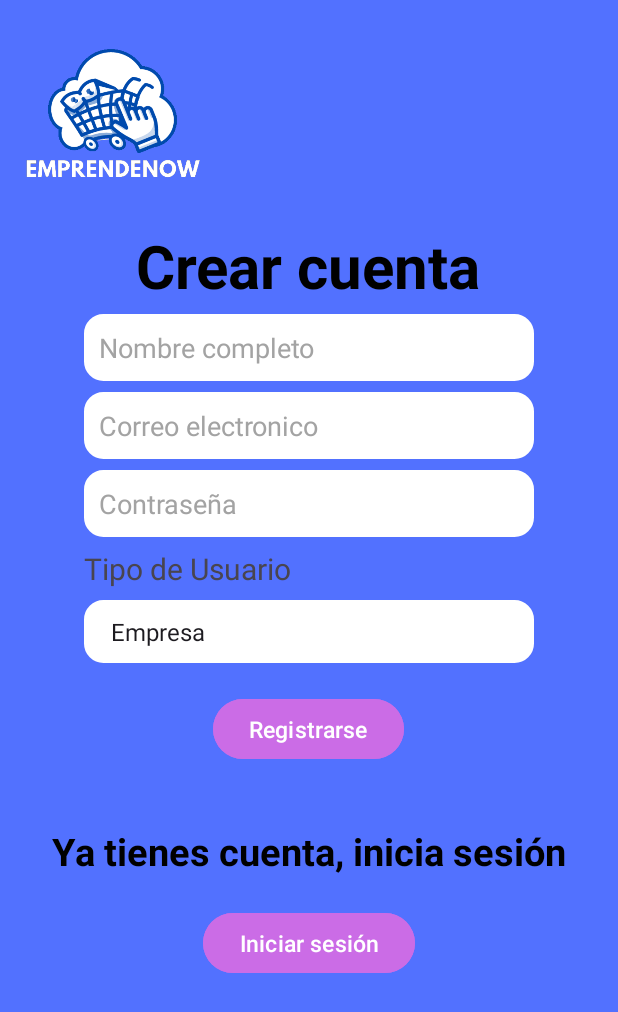
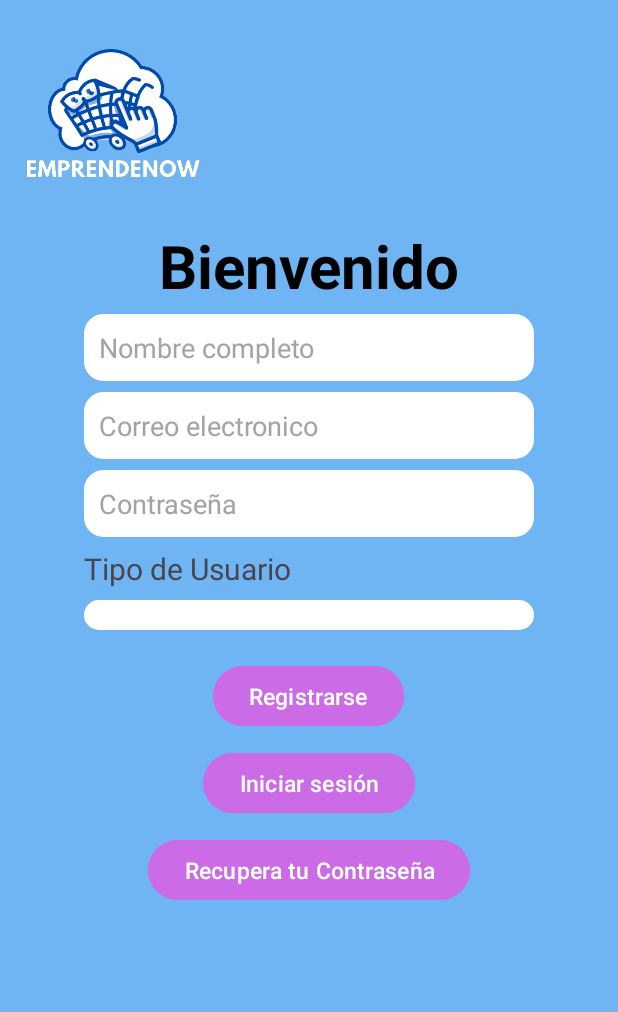
Before and after one commit to PUJ-ICM-13190/Pontidevs, an Android app: the CrearCuentaActivity screen opened directly, with no data from a screen before it, after a tap on "Registrarse", on a phone screen of 412 x 824 dp. Shown: the top 1012 px of the screen. Run offline under Robolectric (Android 15) with nearby library versions, the phone set to English and light mode, and no system bars; our stand-ins replace Firebase (no records; nobody signed in at launch, a user with empty details on screens opened directly).

Commit message:
Autenticacion implementada

```diff
--- a/EmprendeNow/app/build.gradle.kts
+++ b/EmprendeNow/app/build.gradle.kts
@@ -1,6 +1,7 @@
 plugins {
     alias(libs.plugins.android.application)
     alias(libs.plugins.jetbrains.kotlin.android)
+    id("com.google.gms.google-services")
     alias(libs.plugins.google.android.libraries.mapsplatform.secrets.gradle.plugin)
 }
 
@@ -51,4 +52,8 @@ dependencies {
     testImplementation(libs.junit)
     androidTestImplementation(libs.androidx.junit)
     androidTestImplementation(libs.androidx.espresso.core)
+    implementation(platform("com.google.firebase:firebase-bom:33.4.0"))
+    implementation(libs.firebase.auth)
+    implementation("com.google.firebase:firebase-database:21.0.0")
+    implementation("com.google.firebase:firebase-storage:21.0.1")
 }
--- a/EmprendeNow/app/src/main/java/com/example/emprendenow/CrearCuentaActivity.kt
+++ b/EmprendeNow/app/src/main/java/com/example/emprendenow/CrearCuentaActivity.kt
@@ -2,37 +2,171 @@ package com.example.emprendenow
 
 import android.content.Intent
 import android.os.Bundle
-import android.widget.ArrayAdapter
-import androidx.activity.enableEdgeToEdge
+import android.text.TextUtils
+import android.util.Log
+import android.widget.EditText
+import android.widget.Toast
 import androidx.appcompat.app.AppCompatActivity
-import androidx.core.view.ViewCompat
-import androidx.core.view.WindowInsetsCompat
+import com.google.firebase.auth.FirebaseAuth
+import com.google.firebase.auth.FirebaseUser
+import com.google.firebase.auth.ktx.auth
+import com.google.firebase.ktx.Firebase
+import java.util.regex.Matcher
+import java.util.regex.Pattern
 import com.example.emprendenow.databinding.ActivityCrearCuentaBinding
 
 class CrearCuentaActivity : AppCompatActivity() {
-    private lateinit var binding: ActivityCrearCuentaBinding
+
+    private val TAG = CrearCuentaActivity::class.java.name
+    private val VALID_EMAIL_ADDRESS_REGEX =
+        Pattern.compile("[A-Z0-9._%+-]+@[A-Z0-9.-]+\\.[A-Z]{2,6}$", Pattern.CASE_INSENSITIVE)
+
+    lateinit var emailEdit: EditText
+    lateinit var passEdit: EditText
+    private lateinit var mAuth: FirebaseAuth
 
     override fun onCreate(savedInstanceState: Bundle?) {
         super.onCreate(savedInstanceState)
-        binding = ActivityCrearCuentaBinding.inflate(layoutInflater)
+        val binding: ActivityCrearCuentaBinding = ActivityCrearCuentaBinding.inflate(layoutInflater)
         setContentView(binding.root)
 
-        val spinner = binding.userType
-        val btn_register = binding.btnRegister
-        val btn_login = binding.btnLogin
+        emailEdit = binding.mail
+        passEdit = binding.password
 
-        val tipos_usuarios = resources.getStringArray(R.array.tipos_usuarios)
-        val adapter = ArrayAdapter(this, android.R.layout.simple_spinner_item, tipos_usuarios)
-        adapter.setDropDownViewResource(android.R.layout.simple_spinner_dropdown_item)
-        spinner.adapter = adapter
+        // Initialize Firebase Auth
+        mAuth = Firebase.auth
 
-        btn_register.setOnClickListener {
-
+        binding.btnLogin.setOnClickListener {
+            login()
         }
 
-        btn_login.setOnClickListener {
-            intent = Intent(this, LogInActivity2::class.java)
+        binding.btnRegister.setOnClickListener {
+            signUp()
+        }
+
+        binding.btnPass.setOnClickListener {
+            forgotPassword()
+        }
+
+    }
+
+
+    override fun onStart() {
+        super.onStart()
+        val currentUser = mAuth.currentUser
+        updateUI(currentUser)
+    }
+
+
+    private fun updateUI(currentUser: FirebaseUser?) {
+        if (currentUser != null) {
+            val intent = Intent(baseContext, CuentaClienActivity::class.java)
+            intent.putExtra("user", currentUser.email)
             startActivity(intent)
+        } else {
+            emailEdit.setText("")
+            passEdit.setText("")
         }
     }
+
+
+    private fun validateForm(): Boolean {
+        var valid = true
+        val email = emailEdit.text.toString()
+        if (TextUtils.isEmpty(email)) {
+            emailEdit.error = "Required"
+            valid = false
+        } else {
+            emailEdit.error = null
+        }
+        val password = passEdit.text.toString()
+        if (TextUtils.isEmpty(password)) {
+            passEdit.error = "Required"
+            valid = false
+        } else {
+            passEdit.error = null
+        }
+        return valid
+    }
+
+
+
+    private fun signInUser(email: String, password: String) {
+        if (validateForm()) {
+            mAuth.signInWithEmailAndPassword(email, password)
+                .addOnCompleteListener(this) { task ->
+                    if (task.isSuccessful) {
+                        // Sign in success, update UI
+                        Log.d(TAG, "signInWithEmail: Success")
+                        val user = mAuth.currentUser
+                        updateUI(user)
+                    } else {
+                        // If Sign in fails, display a message to the user.
+                        Log.w(TAG, "signInWithEmail: Failure", task.exception)
+                        Toast.makeText(this@CrearCuentaActivity, "Authentication failed.", Toast.LENGTH_SHORT).show()
+                        updateUI(null)
+                    }
+                }
+        }
+    }
+
+
+    private fun isEmailValid(emailStr: String?): Boolean {
+        val matcher: Matcher = VALID_EMAIL_ADDRESS_REGEX.matcher(emailStr)
+        return matcher.find()
+    }
+
+
+    private fun login() {
+        val email = emailEdit.text.toString()
+        val pass = passEdit.text.toString()
+        if (!isEmailValid(email)) {
+            Toast.makeText(this@CrearCuentaActivity, "Email is not a valid format", Toast.LENGTH_SHORT).show()
+            return
+        }
+        signInUser(email, pass)
+    }
+
+
+    private fun signUp() {
+        val email = emailEdit.text.toString()
+        val pass = passEdit.text.toString()
+        if (!isEmailValid(email)) {
+            Toast.makeText(this@CrearCuentaActivity, "Email is not a valid format", Toast.LENGTH_SHORT).show()
+            return
+        }
+        mAuth.createUserWithEmailAndPassword(email, pass).addOnCompleteListener(this) { task ->
+            if (task.isSuccessful) {
+                val user = mAuth.currentUser
+                Toast.makeText(
+                    this@CrearCuentaActivity,
+                    String.format("The user %s is successfully registered", user!!.email),
+                    Toast.LENGTH_LONG
+                ).show()
+            }
+        }.addOnFailureListener(this) { e ->
+            Toast.makeText(this@CrearCuentaActivity, e.message, Toast.LENGTH_LONG).show() }
+    }
+
+
+    private fun forgotPassword() {
+        val email = emailEdit.text.toString()
+        if (isEmailValid(email)) {
+            Toast.makeText(
+                this@CrearCuentaActivity,
+                "Email is not a valid format",
+                Toast.LENGTH_SHORT)
+                .show()
+            return
+        }
+        mAuth.sendPasswordResetEmail(email).addOnCompleteListener(this) {
+            Toast.makeText(
+                this@CrearCuentaActivity,
+                "Email instructions hace been sent, please check your email",
+                Toast.LENGTH_SHORT
+            ).show()
+        }
+    }
+
+
 }
--- a/EmprendeNow/app/src/main/res/layout/activity_crear_cuenta.xml
+++ b/EmprendeNow/app/src/main/res/layout/activity_crear_cuenta.xml
@@ -10,7 +10,7 @@
     <RelativeLayout
         android:layout_width="match_parent"
         android:layout_height="match_parent"
-        android:background="#5271ff">
+        android:background="#6fb5f4">
 
         <ImageView
             android:id="@+id/logo"
@@ -94,27 +94,24 @@
             android:text="Registrarse"
             android:textSize="15sp"
             android:backgroundTint="#cb6ce6"/>
-
-        <TextView
-            android:id="@+id/texto_login"
-            android:layout_width="wrap_content"
-            android:layout_height="wrap_content"
-            android:layout_marginTop="40dp"
-            android:layout_centerHorizontal="true"
-            android:layout_below="@+id/btn_register"
-            android:text="@string/mensaje_iniciar_sesion"
-            android:textSize="25sp"
-            android:textStyle="bold"
-            android:textColor="@color/black"/>
-
         <Button
             android:id="@+id/btn_login"
             android:layout_width="wrap_content"
             android:layout_height="wrap_content"
-            android:layout_below="@+id/texto_login"
-            android:layout_marginTop="20dp"
+            android:layout_below="@+id/btn_register"
+            android:layout_marginTop="10dp"
             android:layout_centerHorizontal="true"
             android:text="Iniciar sesión"
+            android:textSize="15sp"
+            android:backgroundTint="#cb6ce6"/>
+        <Button
+            android:id="@+id/btn_pass"
+            android:layout_width="wrap_content"
+            android:layout_height="wrap_content"
+            android:layout_below="@+id/btn_login"
+            android:layout_marginTop="10dp"
+            android:layout_centerHorizontal="true"
+            android:text="Recupera tu Contraseña"
             android:textSize="15sp"
             android:backgroundTint="#cb6ce6"/>
 
--- a/EmprendeNow/app/src/main/res/values/strings.xml
+++ b/EmprendeNow/app/src/main/res/values/strings.xml
@@ -1,8 +1,8 @@
 <resources>
     <string name="app_name">EmprendeNow</string>
-    <string name="crear_cuenta">Crear cuenta</string>
+    <string name="crear_cuenta">Bienvenido</string>
     <string name="iniciar_sesion">Iniciar Sesión</string>
-    <string name="mensaje_iniciar_sesion">Ya tienes cuenta, inicia sesión</string>
+    <string name="mensaje_iniciar_sesion">Inicia sesión</string>
     <string name="bienvenido_empr">Bienvenido Emprendedor</string>
     <string name="mensaje_no_haz">No haz añadido tu emprendimiento</string>
     <string name="msg_btn_anadir">Añadir emprendimiento</string>
--- a/EmprendeNow/build.gradle.kts
+++ b/EmprendeNow/build.gradle.kts
@@ -3,4 +3,5 @@ plugins {
     alias(libs.plugins.android.application) apply false
     alias(libs.plugins.jetbrains.kotlin.android) apply false
     alias(libs.plugins.google.android.libraries.mapsplatform.secrets.gradle.plugin) apply false
+    id("com.google.gms.google-services") version "4.4.2" apply false
 }
```
